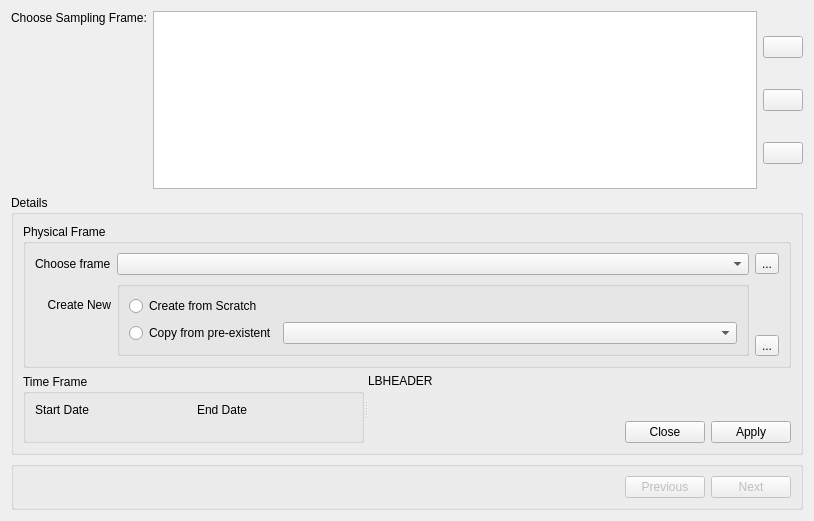
First picture: the form in app_new/frmframe.ui, repository doublebyte1/app_solution, before the edit.
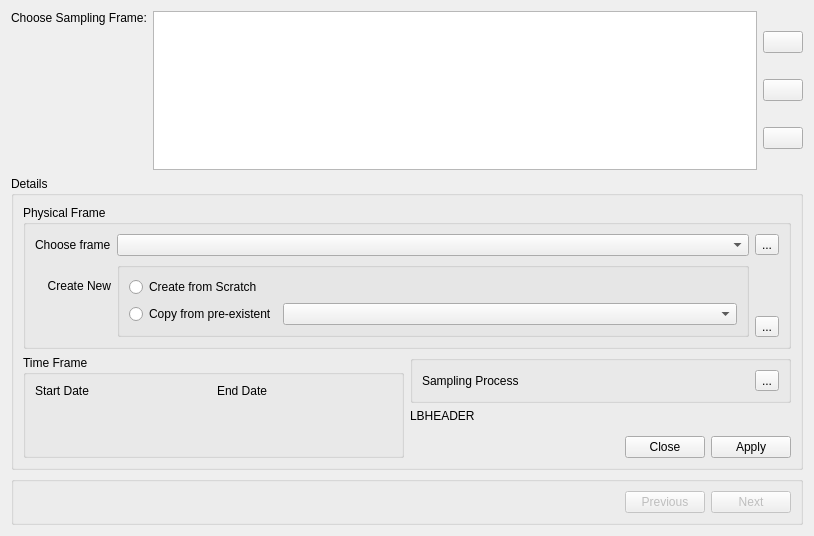
Second picture: the form after the edit. Icons and pictures are not drawn. Custom widgets are drawn as their Qt base class.

Diff of the .ui file:
```diff
--- a/app_new/frmframe.ui
+++ b/app_new/frmframe.ui
@@ -7,7 +7,7 @@
     <x>0</x>
     <y>0</y>
     <width>814</width>
-    <height>521</height>
+    <height>536</height>
    </rect>
   </property>
   <property name="windowTitle">
@@ -55,7 +55,7 @@
      <item>
       <widget class="QTableView" name="tableView">
        <property name="sizePolicy">
-        <sizepolicy hsizetype="Expanding" vsizetype="Expanding">
+        <sizepolicy hsizetype="Expanding" vsizetype="Preferred">
          <horstretch>0</horstretch>
          <verstretch>0</verstretch>
         </sizepolicy>
@@ -155,7 +155,7 @@
       <string>Details</string>
      </property>
      <layout class="QGridLayout" name="gridLayout_4">
-      <item row="0" column="0">
+      <item row="0" column="0" colspan="2">
        <widget class="QGroupBox" name="groupPhysical">
         <property name="title">
          <string>Physical Frame</string>
@@ -256,10 +256,6 @@
        </widget>
       </item>
       <item row="1" column="0">
-       <widget class="QSplitter" name="splitter_2">
-        <property name="orientation">
-         <enum>Qt::Horizontal</enum>
-        </property>
         <widget class="QGroupBox" name="groupTime">
          <property name="title">
           <string>Time Frame</string>
@@ -313,8 +309,39 @@
           </item>
          </layout>
         </widget>
-        <widget class="QWidget" name="layoutWidget2">
+      </item>
+      <item row="1" column="1">
          <layout class="QVBoxLayout" name="verticalLayout">
+        <item>
+         <widget class="QGroupBox" name="groupProcess">
+          <property name="title">
+           <string/>
+          </property>
+          <property name="flat">
+           <bool>true</bool>
+          </property>
+          <layout class="QHBoxLayout" name="horizontalLayout_4">
+           <item>
+            <layout class="QHBoxLayout" name="horizontalLayout_3">
+             <item>
+              <widget class="QLabel" name="label_5">
+               <property name="text">
+                <string>Sampling Process</string>
+               </property>
+              </widget>
+             </item>
+             <item>
+              <widget class="QToolButton" name="toolProcess">
+               <property name="text">
+                <string>...</string>
+               </property>
+              </widget>
+             </item>
+            </layout>
+           </item>
+          </layout>
+         </widget>
+        </item>
           <item>
            <widget class="QLabel" name="lbHeader">
             <property name="text">
@@ -349,8 +376,6 @@
            </widget>
           </item>
          </layout>
-        </widget>
-       </widget>
       </item>
      </layout>
     </widget>
```
Lines whose indentation alone changed are shown as unchanged.
